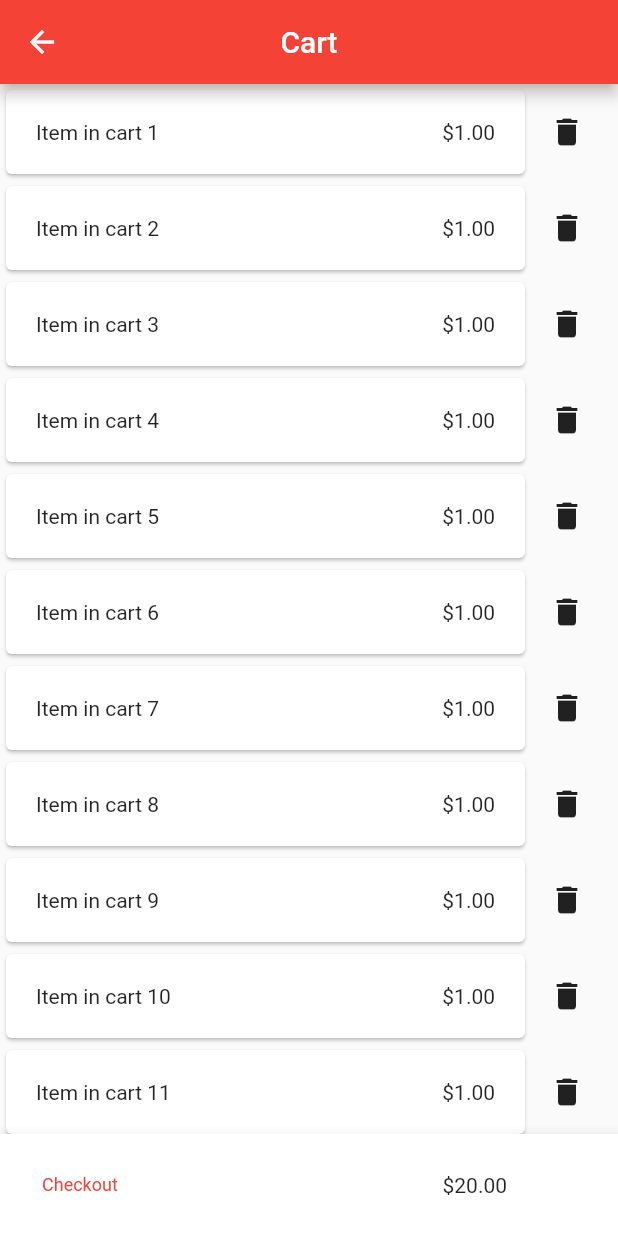
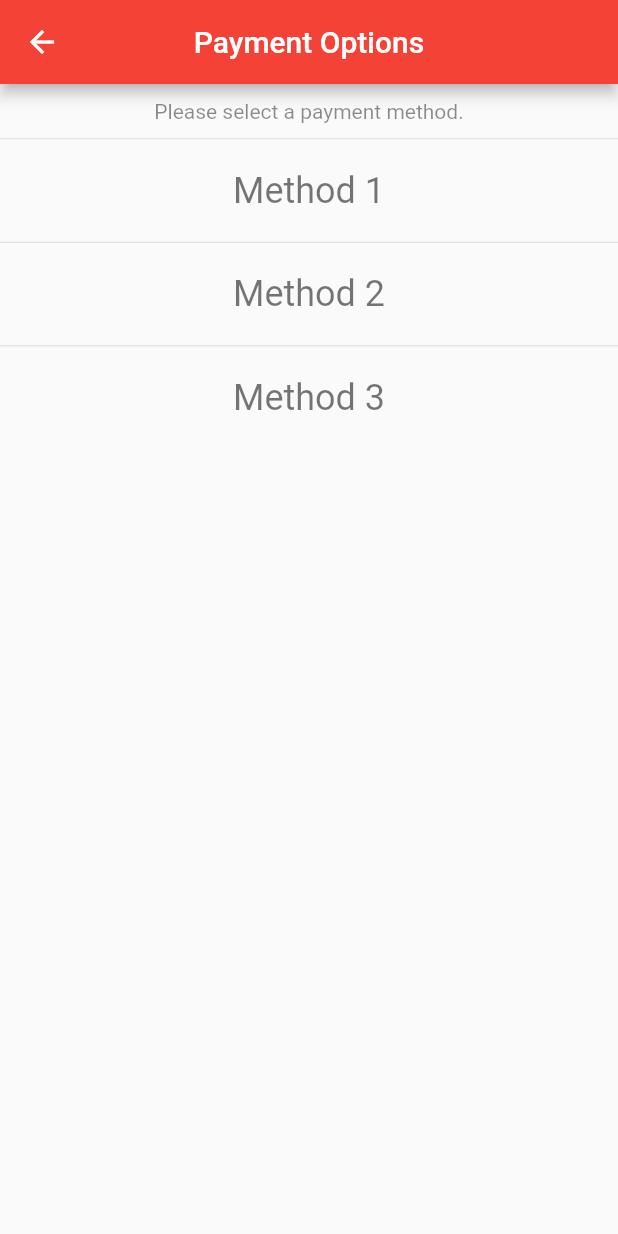
Before and after one commit to jacob-myers/NAPOS-Customer, a Flutter app: the CartPage screen opened directly, after a tap on "Checkout", on a phone screen of 412 x 824 dp. Run offline on Flutter 3.47's test engine with Material 2 defaults, Android fonts, the light colour scheme and no system bars.

Commit message:
Adding remaining pages for payment and order confirmation. Adding popup informing user order has been placed.

```diff
--- a/lib/pages/cart.dart
+++ b/lib/pages/cart.dart
@@ -1,4 +1,5 @@
 import 'package:flutter/material.dart';
+import 'package:napos_customer/pages/payment_options.dart';
 
 class CartPage extends StatefulWidget {
   const CartPage({super.key});
@@ -69,7 +70,7 @@ class _CartPage extends State<CartPage> {
                   // Navigate to PAYMENT
                   Navigator.push(
                       context,
-                      MaterialPageRoute(builder: (context) => CartPage())
+                      MaterialPageRoute(builder: (context) => PaymentOptionsPage())
                   );
                 },
               ),
--- /dev/null
+++ b/lib/pages/payment_options.dart
@@ -0,0 +1,92 @@
+import 'package:flutter/material.dart';
+import 'package:napos_customer/pages/confirm_order.dart';
+import 'package:napos_customer/styles/styles.dart';
+
+class PaymentOptionsPage extends StatefulWidget {
+  const PaymentOptionsPage({super.key});
+
+  @override
+  State<StatefulWidget> createState() => _PaymentOptionsPage();
+}
+
+class _PaymentOptionsPage extends State<PaymentOptionsPage> {
+  @override
+  Widget build(BuildContext context) {
+    return Scaffold(
+      appBar: AppBar(
+        centerTitle: true,
+        title: Text("Payment Options"),
+      ),
+
+      body: ListView(
+        children: [
+          Padding(
+            padding: EdgeInsets.fromLTRB(20.0, 10.0, 20.0, 10.0),
+            child: Center(
+              child: Text(
+                "Please select a payment method.",
+                style: TextStyle(color: Colors.black45),
+              ),
+            ),
+          ),
+          Divider(height: 1,),
+
+          // Method 1
+          InkWell(
+            child: Padding(
+              padding: EdgeInsets.fromLTRB(20.0, 20.0, 20.0, 20.0),
+              child: Center(
+                child: Text("Method 1", style: CustomTextStyle.largeOptions,),
+              ),
+            ),
+            onTap: () {
+              // Navigate to confirm order page.
+              Navigator.push(
+                  context,
+                  MaterialPageRoute(builder: (context) => ConfirmOrderPage())
+              );
+            },
+          ),
+          Divider(height: 1,),
+
+          // Method 2
+          InkWell(
+            child: Padding(
+              padding: EdgeInsets.fromLTRB(20.0, 20.0, 20.0, 20.0),
+              child: Center(
+                child: Text("Method 2", style: CustomTextStyle.largeOptions,),
+              ),
+            ),
+            onTap: () {
+              // Navigate to confirm order page.
+              Navigator.push(
+                  context,
+                  MaterialPageRoute(builder: (context) => ConfirmOrderPage())
+              );
+            },
+          ),
+          Divider(height: 1,),
+
+          // Method 3
+          InkWell(
+            child: Padding(
+              padding: EdgeInsets.fromLTRB(20.0, 20.0, 20.0, 20.0),
+              child: Center(
+                child: Text("Method 3", style: CustomTextStyle.largeOptions,),
+              ),
+            ),
+            onTap: () {
+              // Navigate to confirm order page.
+              Navigator.push(
+                  context,
+                  MaterialPageRoute(builder: (context) => ConfirmOrderPage())
+              );
+            },
+          ),
+
+        ],
+      ),
+
+    );
+  }
+}
--- /dev/null
+++ b/lib/styles/styles.dart
@@ -0,0 +1,8 @@
+import 'package:flutter/material.dart';
+
+class CustomTextStyle {
+  static const TextStyle largeOptions = TextStyle(
+    fontSize: 24,
+    color: Colors.black54,
+  );
+}
```
Also changed, not shown: lib/pages/confirm_order.dart (added, +131 -0 lines), lib/pages/menu.dart (+0 -12 lines), 1 other file.
